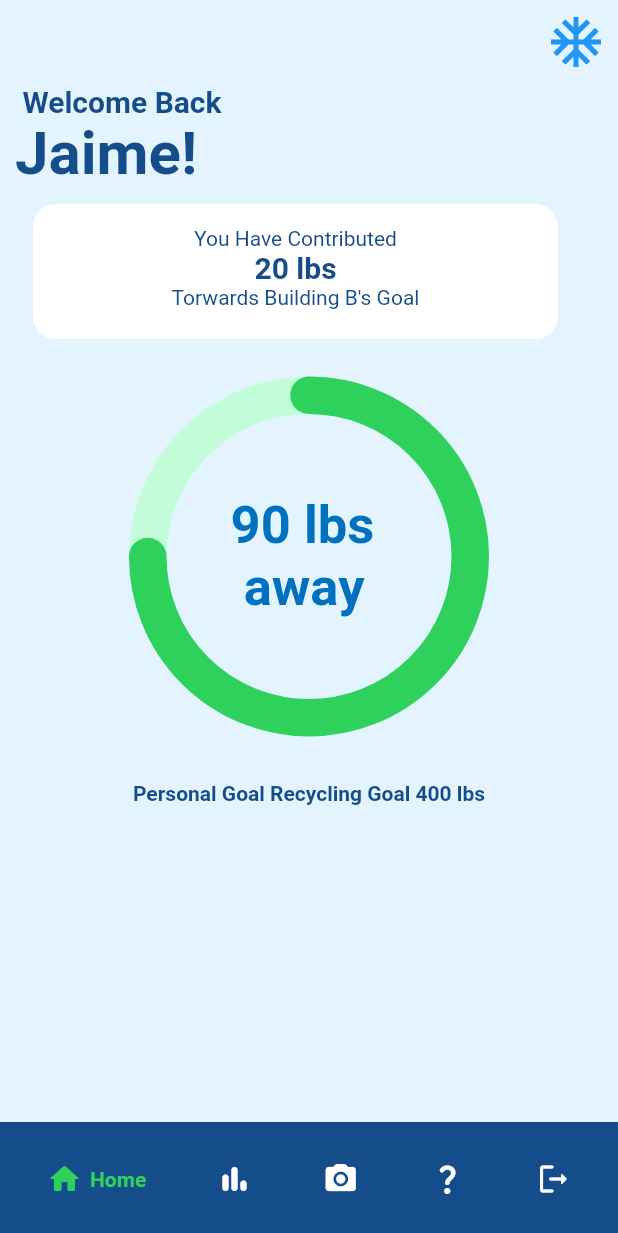
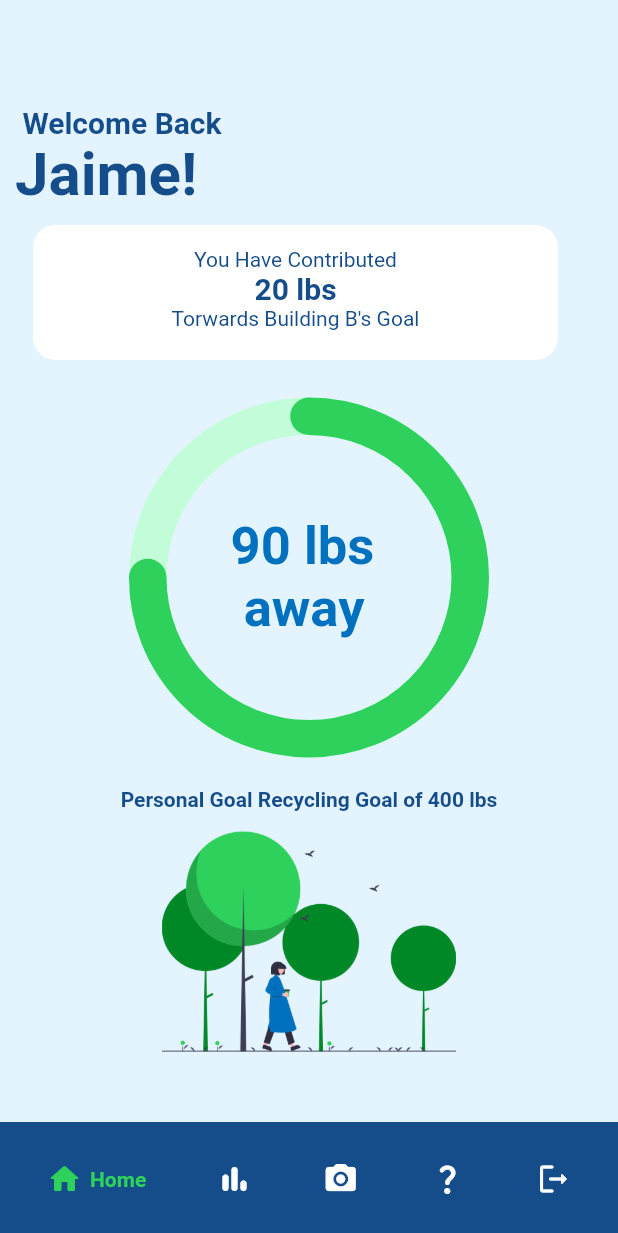
Before and after one commit to SammyOCodes/greengo, a Flutter app: the screen it shows after launch, on a phone screen of 412 x 824 dp. Shown: the top 1233 px of the screen. Run offline on Flutter 3.47's test engine with Material 2 defaults, Android fonts, the light colour scheme and no system bars; drawn by our look-alikes of google_nav_bar, percent_indicator; our stand-ins replace charts_flutter, firebase_auth, firebase_core, image_picker; accounts and stored records are empty.

Commit message:
added image to home screen

```diff
--- a/lib/screens/home_screen.dart
+++ b/lib/screens/home_screen.dart
@@ -12,25 +12,15 @@ class HomeScreen extends StatefulWidget {
 }
 
 class _HomeScreenState extends State<HomeScreen> {
-
   @override
   Widget build(BuildContext context) {
     return Scaffold(
-      appBar: AppBar(
-        backgroundColor: Colors.transparent,
-        elevation: 0,
-        actions: [
-          IconButton(
-            onPressed: () {},
-            icon: Icon(Icons.ac_unit),
-            color: Colors.blue,
-            iconSize: 40,
-          )
-        ],
-      ),
       body: Column(
         crossAxisAlignment: CrossAxisAlignment.start,
         children: [
+          SizedBox(
+            height: 70,
+          ),
           Text(
             '   Welcome Back',
             style: TextStyle(
@@ -114,18 +104,30 @@ class _HomeScreenState extends State<HomeScreen> {
             ],
           ),
           SizedBox(
-            height: 30,
+            height: 20,
           ),
           Row(
             mainAxisAlignment: MainAxisAlignment.center,
             children: [
               Text(
-                'Personal Goal Recycling Goal 400 lbs',
+                'Personal Goal Recycling Goal of 400 lbs',
                 style: TextStyle(
                     fontWeight: FontWeight.bold, color: Color(0xFF154C8A)),
               ),
             ],
           ),
+          SizedBox(
+            height: 10,
+          ),
+          Row(
+            mainAxisAlignment: MainAxisAlignment.center,
+            children: [
+              Image(
+                image: AssetImage('lib/assets/walking_green.png'),
+                height: 150,
+              ),
+            ],
+          )
         ],
       ),
     );
```
Also changed, not shown: lib/assets/walking_green.png (added).
